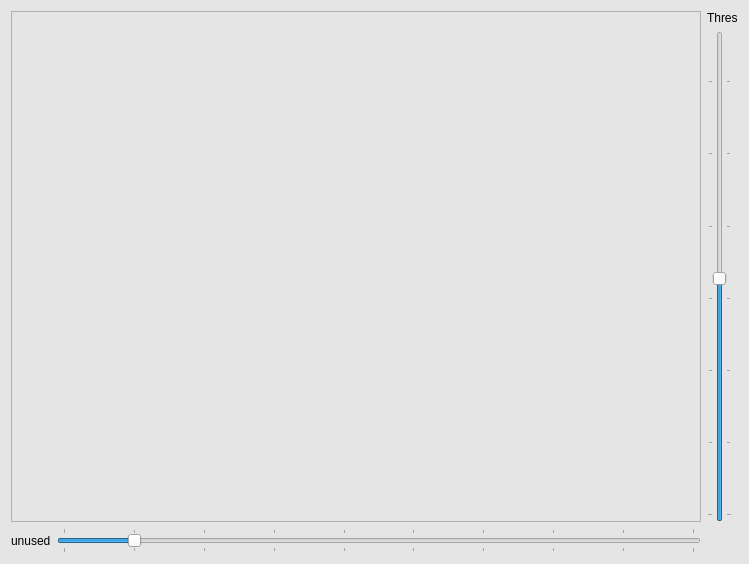
Qt form face-detector/g.ui (torch/demos) before a commit.
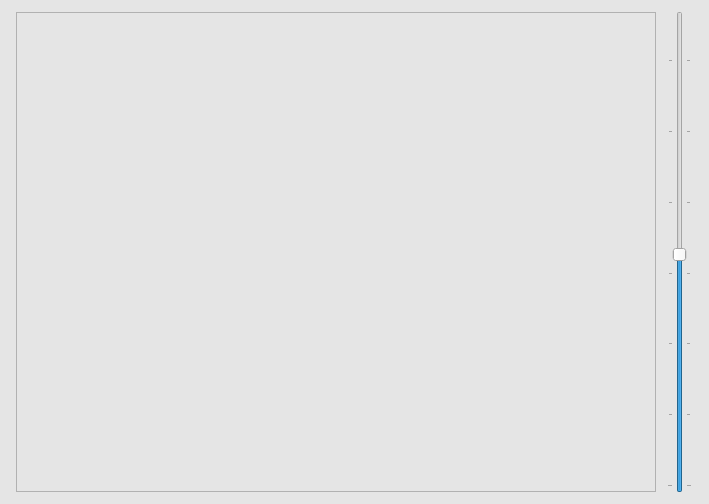
The same form after that commit.

Commit message: Fixed GUIs to be more robust.

The edit to the form file:
```diff
--- a/face-detector/g.ui
+++ b/face-detector/g.ui
@@ -6,10 +6,16 @@
    <rect>
     <x>0</x>
     <y>0</y>
-    <width>749</width>
-    <height>564</height>
+    <width>709</width>
+    <height>504</height>
    </rect>
   </property>
+  <property name="sizePolicy">
+   <sizepolicy hsizetype="Fixed" vsizetype="Fixed">
+    <horstretch>0</horstretch>
+    <verstretch>0</verstretch>
+   </sizepolicy>
+  </property>
   <property name="palette">
    <palette>
     <active>
@@ -80,6 +86,18 @@
   <layout class="QGridLayout" name="gridLayout_2">
    <item row="1" column="0">
     <widget class="QFrame" name="frame">
+     <property name="minimumSize">
+      <size>
+       <width>640</width>
+       <height>480</height>
+      </size>
+     </property>
+     <property name="maximumSize">
+      <size>
+       <width>640</width>
+       <height>480</height>
+      </size>
+     </property>
      <property name="palette">
       <palette>
        <active>
@@ -127,13 +145,6 @@
    </item>
    <item row="1" column="1">
     <layout class="QVBoxLayout" name="verticalLayout">
-     <item>
-      <widget class="QLabel" name="label_2">
-       <property name="text">
-        <string>Thres</string>
-       </property>
-      </widget>
-     </item>
      <item>
       <widget class="QSlider" name="verticalSlider">
        <property name="minimum">
@@ -164,45 +175,6 @@
      </item>
     </layout>
    </item>
-   <item row="2" column="0">
-    <layout class="QHBoxLayout" name="horizontalLayout">
-     <item>
-      <widget class="QLabel" name="label">
-       <property name="text">
-        <string>unused</string>
-       </property>
-      </widget>
-     </item>
-     <item>
-      <widget class="QSlider" name="horizontalSlider">
-       <property name="minimum">
-        <number>1</number>
-       </property>
-       <property name="maximum">
-        <number>10</number>
-       </property>
-       <property name="pageStep">
-        <number>1</number>
-       </property>
-       <property name="value">
-        <number>2</number>
-       </property>
-       <property name="sliderPosition">
-        <number>2</number>
-       </property>
-       <property name="orientation">
-        <enum>Qt::Horizontal</enum>
-       </property>
-       <property name="tickPosition">
-        <enum>QSlider::TicksBothSides</enum>
-       </property>
-       <property name="tickInterval">
-        <number>1</number>
-       </property>
-      </widget>
-     </item>
-    </layout>
-   </item>
   </layout>
  </widget>
  <resources/>
```
The commit also changes 3 other files.
